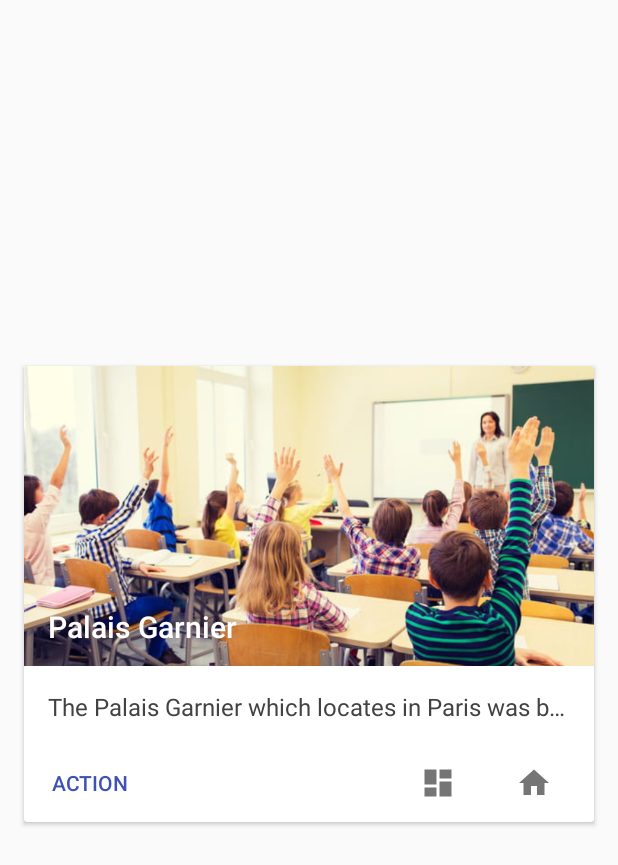
After one commit to sahilayank91/DigitalClassroom, an Android app: the layout item_card.xml on its own in the app's theme, with its tools: preview values and no code run, on a phone screen of 412 x 824 dp. The commit adds this screen. Shown: the top 865 px of the screen. Run offline under Robolectric (Android 15) with nearby library versions, the phone set to English and light mode, and no system bars.

Commit message:
Added Take Attendance Activity, Added imagepath in user,added dependecies of picasso cardview list view

```diff
--- a/app/build.gradle
+++ b/app/build.gradle
@@ -34,10 +34,11 @@ dependencies {
     compile 'com.android.support:design:25.3.1'
     compile 'com.android.volley:volley:1.0.0'
     compile 'com.android.support:support-vector-drawable:25.3.1'
+    compile 'com.android.support:cardview-v7:25.4.0'
+    compile 'com.android.support:recyclerview-v7:25.4.0'
     testCompile 'junit:junit:4.12'
+    compile 'com.squareup.picasso:picasso:2.5.2'
 }
 
 
-
-
 apply plugin: 'com.google.gms.google-services'
--- a/app/src/main/AndroidManifest.xml
+++ b/app/src/main/AndroidManifest.xml
@@ -30,13 +30,14 @@
             android:name=".ui.Intro_actvity"
             android:configChanges="orientation|keyboardHidden|screenSize"
             android:label="@string/title_activity_intro_actvity"
-            android:theme="@style/FullscreenTheme"></activity>
+            android:theme="@style/FullscreenTheme" />
         <activity
             android:name=".ui.LoginActivity"
             android:label="@string/title_activity_login" />
         <activity
             android:name=".ui.RegisterActivity"
-            android:label="@string/title_activity_register"></activity>
+            android:label="@string/title_activity_register" />
+        <activity android:name=".ui.TakeAttendence"></activity>
     </application>
 
 </manifest>
--- /dev/null
+++ b/app/src/main/res/layout/item_card.xml
@@ -0,0 +1,82 @@
+<?xml version="1.0" encoding="utf-8"?>
+
+<android.support.v7.widget.CardView xmlns:android="http://schemas.android.com/apk/res/android"
+    xmlns:app="http://schemas.android.com/apk/res-auto"
+    xmlns:tools="http://schemas.android.com/tools"
+    android:id="@+id/card_view"
+    android:layout_width="match_parent"
+    android:layout_height="@dimen/card_height"
+    android:layout_gravity="center"
+    android:layout_marginBottom="@dimen/md_keylines"
+    android:layout_marginLeft="@dimen/md_keylines"
+    android:layout_marginRight="@dimen/md_keylines"
+    android:foreground="?attr/selectableItemBackground">
+
+    <RelativeLayout
+        android:layout_width="match_parent"
+        android:layout_height="wrap_content">
+
+        <ImageView
+            android:id="@+id/card_image"
+            android:layout_width="match_parent"
+            android:layout_height="@dimen/card_image_height"
+            android:scaleType="centerCrop"
+            tools:src="@drawable/splash" />
+
+        <TextView
+            android:id="@+id/card_title"
+            android:layout_width="match_parent"
+            android:layout_height="@dimen/card_title_height"
+            android:layout_alignBottom="@+id/card_image"
+            android:layout_marginLeft="@dimen/md_keylines"
+            tools:text="@string/item_title"
+            android:textAppearance="@style/TextAppearance.AppCompat.Title"
+            android:textColor="@color/white" />
+
+        <TextView
+            android:id="@+id/card_text"
+            android:layout_width="match_parent"
+            android:layout_height="wrap_content"
+            android:layout_below="@+id/card_image"
+            android:layout_marginLeft="@dimen/md_keylines"
+            android:layout_marginTop="@dimen/md_keylines"
+            android:layout_marginBottom="@dimen/md_keylines"
+            android:layout_marginRight="@dimen/md_keylines"
+            tools:text="@string/item_desc"
+            android:ellipsize="end"
+            android:singleLine="true"
+            android:textColor="@color/dark_grey"
+            android:textSize="@dimen/article_subheading" />
+
+        <Button
+            android:id="@+id/action_button"
+            android:layout_width="wrap_content"
+            android:layout_height="wrap_content"
+            android:layout_below="@+id/card_text"
+            style="?android:attr/borderlessButtonStyle"
+            android:textColor="?attr/colorPrimary"
+            android:text="Action" />
+
+        <ImageButton
+            android:id="@+id/share_button"
+            android:layout_width="@dimen/cards_button_width"
+            android:layout_height="@dimen/cards_button_height"
+            android:layout_marginRight="@dimen/md_keylines"
+            app:srcCompat="@drawable/ic_home_black_24dp"
+            android:layout_below="@+id/card_text"
+            android:layout_alignParentRight="true"
+            style="?android:attr/borderlessButtonStyle"
+            android:tint="@color/button_grey" />
+
+        <ImageButton
+            android:id="@+id/favorite_button"
+            android:layout_width="@dimen/cards_button_width"
+            android:layout_height="@dimen/cards_button_height"
+            android:layout_marginRight="@dimen/md_keylines"
+            app:srcCompat="@drawable/ic_dashboard_black_24dp"
+            android:layout_below="@+id/card_text"
+            android:layout_toLeftOf="@id/share_button"
+            style="?android:attr/borderlessButtonStyle"
+            android:tint="@color/button_grey" />
+    </RelativeLayout>
+</android.support.v7.widget.CardView>
--- a/app/src/main/res/values/colors.xml
+++ b/app/src/main/res/values/colors.xml
@@ -5,4 +5,8 @@
     <color name="colorAccent">#FF4081</color>
 
     <color name="black_overlay">#66000000</color>
+    <color name="white">#FFFFFF</color>
+    <color name="dark_grey">#424242</color>
+    <color name="medium_grey">#9E9E9E</color>
+    <color name="button_grey">#757575</color>
 </resources>
--- a/app/src/main/res/values/dimens.xml
+++ b/app/src/main/res/values/dimens.xml
@@ -2,4 +2,20 @@
     <!-- Default screen margins, per the Android Design guidelines. -->
     <dimen name="activity_horizontal_margin">16dp</dimen>
     <dimen name="activity_vertical_margin">16dp</dimen>
+    <dimen name="card_height">304dp</dimen>
+    <dimen name="md_keylines">16dp</dimen>
+    <dimen name="tile_padding">8dp</dimen>
+    <dimen name="tile_height">160dp</dimen>
+    <dimen name="app_bar_height">256dp</dimen>
+    <dimen name="article_keylines">72dp</dimen>
+    <dimen name="avator_size">40dp</dimen>
+    <dimen name="card_title_height">40dp</dimen>
+    <dimen name="article_titles">20sp</dimen>
+    <dimen name="cards_button_width">48dp</dimen>
+    <dimen name="cards_button_height">48dp</dimen>
+    <dimen name="article_subheading">16sp</dimen>
+    <dimen name="card_image_height">200dp</dimen>
+    <dimen name="list_body">14sp</dimen>
+    <dimen name="navheader_height">222dp</dimen>
+
 </resources>
--- a/app/src/main/res/values/strings.xml
+++ b/app/src/main/res/values/strings.xml
@@ -14,13 +14,10 @@
 
     <!--Parameters related to the registration page -->
     <string name="prompt_confirm_password">Confirm Password</string>
-    <string name = "prompt_batch">Batch</string>
-    <string name = "prompt_year">Year</string>
-    <string name = "prompt_department">Department</string>
-    <string name = "prompt_college_id">ID</string>
-
-
-
+    <string name="prompt_batch">Batch</string>
+    <string name="prompt_year">Year</string>
+    <string name="prompt_department">Department</string>
+    <string name="prompt_college_id">ID</string>
 
 
     <string name="action_sign_in">Sign in or register</string>
@@ -38,4 +35,18 @@
 
     <!--This is the intro string for the intro activity I will edit it later-->
     <string name="intro_string">In this app you can do following things : </string>
+
+    <string name="action_settings">Settings</string>
+    <string name="item_title">Palais Garnier</string>
+    <string name="item_desc">The Palais Garnier which locates in Paris was built from 1861 for
+        the Paris Opera.
+    </string>
+    <string name="detail_desc">Lorem ipsum dolor sit amet, consectetur adipisicing elit, sed do
+        eiusmod tempor incididunt ut labore et dolore magna aliqua. Ut enim ad minim veniam, quis
+        nostrud exercitation ullamco laboris nisi ut aliquip ex ea commodo consequat. Duis aute
+        irure dolor in reprehenderit in voluptate velit esse cillum dolore eu fugiat nulla
+        pariatur. Excepteur sint occaecat cupidatat non proident, sunt in culpa qui officia
+        deserunt mollit anim id est laborum.
+    </string>
+    <string name="detail_location">"8 Rue Scribe, 75009 Paris, France"</string>
 </resources>
```
Also changed, not shown: app/src/main/java/com/example/sahil/digitalclassroom/adapter/TakeAttendenceAdapter.java (added, +69 -0 lines), app/src/main/java/com/example/sahil/digitalclassroom/model/User.java (+24 -9 lines), app/src/main/java/com/example/sahil/digitalclassroom/ui/TakeAttendence.java (added, +34 -0 lines), app/src/main/res/layout/activity_take_attendence.xml (added, +15 -0 lines), app/src/main/res/layout/item_list_take_attendence.xml (added, +50 -0 lines).
